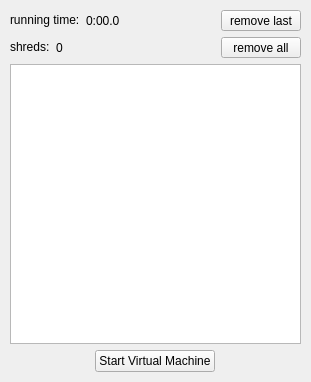
First picture: the form in src/qt/mAVMMonitor.ui, repository ccrma/miniAudicle, before the edit.
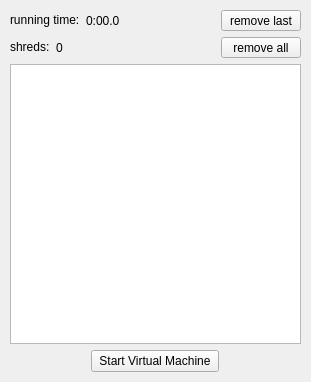
Second picture: the form after the edit. Icons and pictures are not drawn.

Commit message: button size tweak

Diff of the .ui file:
```diff
--- a/src/qt/mAVMMonitor.ui
+++ b/src/qt/mAVMMonitor.ui
@@ -194,6 +194,18 @@
           <verstretch>0</verstretch>
          </sizepolicy>
         </property>
+        <property name="minimumSize">
+         <size>
+          <width>128</width>
+          <height>0</height>
+         </size>
+        </property>
+        <property name="baseSize">
+         <size>
+          <width>128</width>
+          <height>21</height>
+         </size>
+        </property>
         <property name="text">
          <string>Start Virtual Machine</string>
         </property>
```
